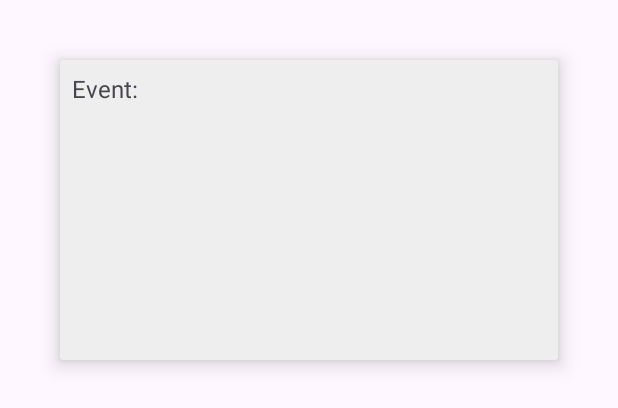
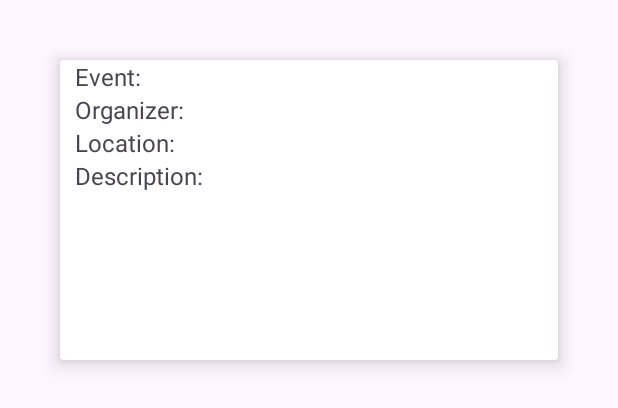
Before and after one commit to kevin-lann/B07group13, an Android app: the layout event_display.xml on its own in the app's theme, with its tools: preview values and no code run, on a phone screen of 412 x 824 dp. Shown: the top 408 px of the screen. Run offline under Robolectric (Android 15) with nearby library versions, the phone set to English and light mode, and no system bars.

Commit message:
Finished Event Page backend & recyclerview

```diff
--- a/app/build.gradle
+++ b/app/build.gradle
@@ -37,6 +37,7 @@ dependencies {
     implementation 'androidx.appcompat:appcompat:1.6.1'
     implementation 'com.google.android.material:material:1.10.0'
     implementation 'androidx.constraintlayout:constraintlayout:2.1.4'
+    implementation 'androidx.recyclerview:recyclerview:1.3.2'
     implementation 'androidx.navigation:navigation-fragment:2.7.4'
     implementation 'androidx.navigation:navigation-ui:2.7.4'
     implementation(platform("com.google.firebase:firebase-bom:32.5.0"))
--- a/app/src/main/java/com/example/studentapp/Events/EventsFragment.java
+++ b/app/src/main/java/com/example/studentapp/Events/EventsFragment.java
@@ -47,7 +47,7 @@ public class EventsFragment extends Fragment{
         recyclerView.setHasFixedSize(true);
         recyclerView.setLayoutManager(new LinearLayoutManager(view.getContext()));
 
-        adapter = new EventsUserAdapter(getContext(), eventList, getActivity().getSupportFragmentManager());
+        adapter = new EventsUserAdapter(getContext(), eventList);
 
         model.getUserEvents(MainActivity.currUser).thenAccept(res -> {
             try {
@@ -75,12 +75,12 @@ public class EventsFragment extends Fragment{
     // set up arraylist of Event objects for the recyclerview from given
     // list of event ids.
     private void setupEventList(@NonNull ArrayList<String> eventIds) throws ExecutionException, InterruptedException {
+        Log.w("eventTest", "eventIds size: " + eventIds.size() );
         for(String id : eventIds) {
-            Log.w("eventTest", "id: " + id);
             model.getEventFromId(id).thenAccept( res -> {
                 eventList.add(res);
+                recyclerView.setAdapter(new EventsUserAdapter(getContext(), eventList));
             });
         }
-        recyclerView.setAdapter(adapter);
     }
 }
--- a/app/src/main/java/com/example/studentapp/Events/EventsModel.java
+++ b/app/src/main/java/com/example/studentapp/Events/EventsModel.java
@@ -39,7 +39,6 @@ public class EventsModel {
 
         ref = db.getReference().child("UserInfo").child(user.getUserType())
                 .child(user.getUsername()).child(event_list_name);
-
         ref.addListenerForSingleValueEvent(new ValueEventListener() {
 
             @Override
@@ -88,7 +87,7 @@ public class EventsModel {
                 String srt = String.valueOf(snapshot.child("time_start").getValue());
                 int[] time_start = {
                         Integer.parseInt(srt.substring(0, srt.indexOf(':'))),
-                        Integer.parseInt(srt.substring(srt.indexOf(':') + 1, 5))
+                        Integer.parseInt(srt.substring(srt.indexOf(':') + 1, srt.length()))
                 };
 
                 String date_arr[] = date.split("-");
--- a/app/src/main/res/layout/event_display.xml
+++ b/app/src/main/res/layout/event_display.xml
@@ -6,9 +6,12 @@
     android:layout_width="match_parent"
     android:layout_height="200dp"
     android:layout_margin="40dp"
-    app:cardBackgroundColor="@color/light_grey"
     app:cardElevation="8dp"
     >
+
+    <androidx.constraintlayout.widget.ConstraintLayout
+        android:layout_width="match_parent"
+        android:layout_height="match_parent">
 
         <TextView
             android:id="@+id/event_name"
@@ -16,6 +19,40 @@
             android:layout_height="wrap_content"
             android:text="Event: "
             android:textSize="16dp"
-        android:padding="8dp"/>
+            android:paddingHorizontal="10dp"
+            app:layout_constraintTop_toTopOf="parent"
+            app:layout_constraintStart_toStartOf="parent"/>
+
+        <TextView
+            android:id="@+id/organizer"
+            android:layout_width="wrap_content"
+            android:layout_height="wrap_content"
+            android:text="Organizer: "
+            android:textSize="16dp"
+            android:paddingHorizontal="10dp"
+            app:layout_constraintTop_toBottomOf="@id/event_name"
+            app:layout_constraintStart_toStartOf="parent"/>
+
+        <TextView
+            android:id="@+id/event_location"
+            android:layout_width="wrap_content"
+            android:layout_height="wrap_content"
+            android:text="Location: "
+            android:textSize="16dp"
+            android:paddingHorizontal="10dp"
+            app:layout_constraintTop_toBottomOf="@id/organizer"
+            app:layout_constraintStart_toStartOf="parent"/>
+
+        <TextView
+            android:id="@+id/event_description"
+            android:layout_width="wrap_content"
+            android:layout_height="wrap_content"
+            android:text="Description: "
+            android:textSize="16dp"
+            android:paddingHorizontal="10dp"
+            app:layout_constraintTop_toBottomOf="@id/event_location"
+            app:layout_constraintStart_toStartOf="parent"/>
+    </androidx.constraintlayout.widget.ConstraintLayout>
+
 
 </androidx.cardview.widget.CardView>
--- a/app/src/main/res/layout/events_fragment.xml
+++ b/app/src/main/res/layout/events_fragment.xml
@@ -36,10 +36,9 @@
 
         <androidx.recyclerview.widget.RecyclerView
             android:id="@+id/event_list"
-            android:layout_width="200dp"
+            android:layout_width="280dp"
             android:layout_height="wrap_content"
-            android:padding="20dp"
-            android:background="@color/light_grey"
+            android:padding="10dp"
             app:layout_constraintEnd_toEndOf="parent"
             app:layout_constraintStart_toStartOf="parent"
             app:layout_constraintTop_toBottomOf="@id/date_1"/>
```
Also changed, not shown: app/src/main/java/com/example/studentapp/Events/EventsUserAdapter.java (+9 -4 lines). Lines whose indentation alone changed are shown as unchanged.
